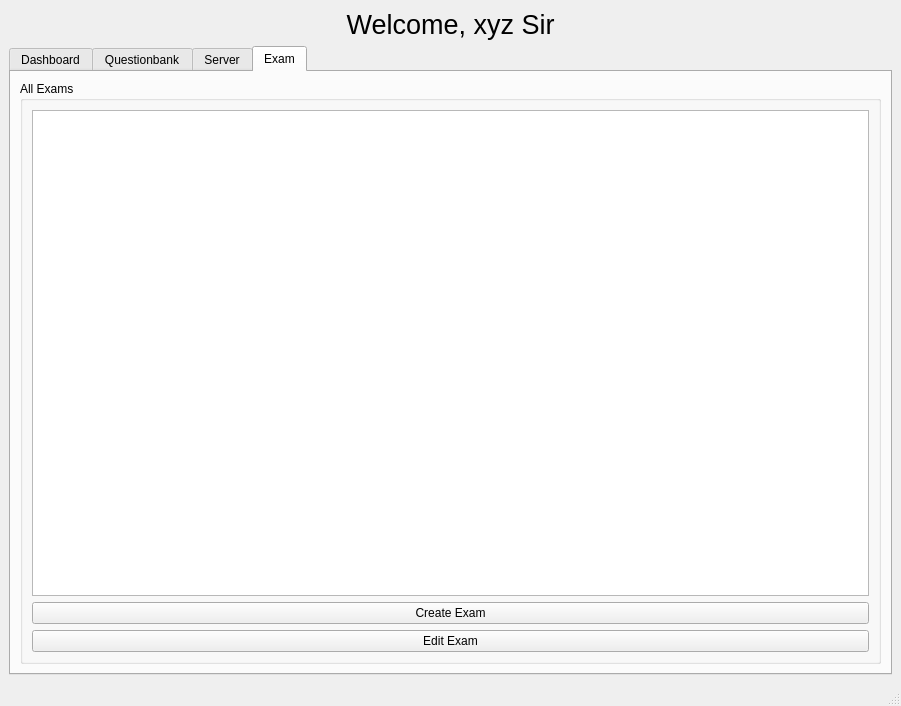
Qt form src/SmartXm-CSEKU/teachermodule.ui (KaziRifatMorshed/SmartXm) before a commit.
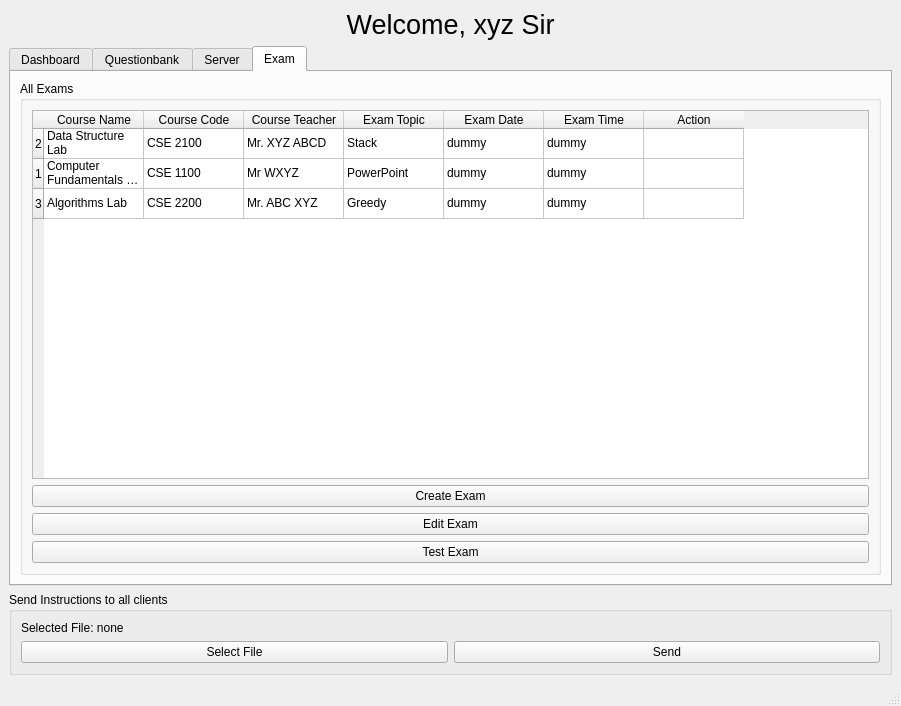
The same form after that commit. The open tabs and pages were chosen to show the change.

Commit message: send instruction button implemented

Diff of the .ui file:
```diff
--- a/src/SmartXm-CSEKU/teachermodule.ui
+++ b/src/SmartXm-CSEKU/teachermodule.ui
@@ -142,7 +142,147 @@
           </property>
           <layout class="QVBoxLayout" name="verticalLayout_3">
            <item>
-            <widget class="QTableView" name="AllExamTableView"/>
+            <widget class="QTableWidget" name="allXmList_tableWidget">
+             <property name="selectionBehavior">
+              <enum>QAbstractItemView::SelectionBehavior::SelectRows</enum>
+             </property>
+             <row>
+              <property name="text">
+               <string>2</string>
+              </property>
+             </row>
+             <row>
+              <property name="text">
+               <string>1</string>
+              </property>
+             </row>
+             <row/>
+             <column>
+              <property name="text">
+               <string>Course Name</string>
+              </property>
+             </column>
+             <column>
+              <property name="text">
+               <string>Course Code</string>
+              </property>
+             </column>
+             <column>
+              <property name="text">
+               <string>Course Teacher</string>
+              </property>
+             </column>
+             <column>
+              <property name="text">
+               <string>Exam Topic</string>
+              </property>
+             </column>
+             <column>
+              <property name="text">
+               <string>Exam Date</string>
+              </property>
+             </column>
+             <column>
+              <property name="text">
+               <string>Exam Time</string>
+              </property>
+             </column>
+             <column>
+              <property name="text">
+               <string>Action</string>
+              </property>
+             </column>
+             <item row="0" column="0">
+              <property name="text">
+               <string>Data Structure Lab</string>
+              </property>
+             </item>
+             <item row="0" column="1">
+              <property name="text">
+               <string>CSE 2100</string>
+              </property>
+             </item>
+             <item row="0" column="2">
+              <property name="text">
+               <string>Mr. XYZ ABCD</string>
+              </property>
+             </item>
+             <item row="0" column="3">
+              <property name="text">
+               <string>Stack</string>
+              </property>
+             </item>
+             <item row="0" column="4">
+              <property name="text">
+               <string>dummy</string>
+              </property>
+             </item>
+             <item row="0" column="5">
+              <property name="text">
+               <string>dummy</string>
+              </property>
+             </item>
+             <item row="1" column="0">
+              <property name="text">
+               <string>Computer Fundamentals Lab</string>
+              </property>
+             </item>
+             <item row="1" column="1">
+              <property name="text">
+               <string>CSE 1100</string>
+              </property>
+             </item>
+             <item row="1" column="2">
+              <property name="text">
+               <string>Mr WXYZ</string>
+              </property>
+             </item>
+             <item row="1" column="3">
+              <property name="text">
+               <string>PowerPoint</string>
+              </property>
+             </item>
+             <item row="1" column="4">
+              <property name="text">
+               <string>dummy</string>
+              </property>
+             </item>
+             <item row="1" column="5">
+              <property name="text">
+               <string>dummy</string>
+              </property>
+             </item>
+             <item row="2" column="0">
+              <property name="text">
+               <string>Algorithms Lab</string>
+              </property>
+             </item>
+             <item row="2" column="1">
+              <property name="text">
+               <string>CSE 2200</string>
+              </property>
+             </item>
+             <item row="2" column="2">
+              <property name="text">
+               <string>Mr. ABC XYZ</string>
+              </property>
+             </item>
+             <item row="2" column="3">
+              <property name="text">
+               <string>Greedy</string>
+              </property>
+             </item>
+             <item row="2" column="4">
+              <property name="text">
+               <string>dummy</string>
+              </property>
+             </item>
+             <item row="2" column="5">
+              <property name="text">
+               <string>dummy</string>
+              </property>
+             </item>
+            </widget>
            </item>
            <item>
             <widget class="QPushButton" name="pushButton">
@@ -158,6 +298,13 @@
              </property>
             </widget>
            </item>
+           <item>
+            <widget class="QPushButton" name="testExam_pushButton_3">
+             <property name="text">
+              <string>Test Exam</string>
+             </property>
+            </widget>
+           </item>
           </layout>
          </widget>
         </item>
@@ -165,6 +312,36 @@
       </widget>
      </widget>
     </item>
+    <item>
+     <widget class="QGroupBox" name="sendInstructions_groupBox">
+      <property name="title">
+       <string>Send Instructions to all clients</string>
+      </property>
+      <layout class="QGridLayout" name="gridLayout">
+       <item row="1" column="1">
+        <widget class="QPushButton" name="instruction_send_pushButton">
+         <property name="text">
+          <string>Send</string>
+         </property>
+        </widget>
+       </item>
+       <item row="1" column="0">
+        <widget class="QPushButton" name="selectFile_pushButton">
+         <property name="text">
+          <string>Select File</string>
+         </property>
+        </widget>
+       </item>
+       <item row="0" column="0" colspan="2">
+        <widget class="QLabel" name="selectedFileToSendInstruction_label_2">
+         <property name="text">
+          <string>Selected File: none</string>
+         </property>
+        </widget>
+       </item>
+      </layout>
+     </widget>
+    </item>
    </layout>
   </widget>
   <widget class="QMenuBar" name="menubar">
```
Left out of the diff: 31 changed lines with no effect on the pictures. The commit also changes 11 other files.
